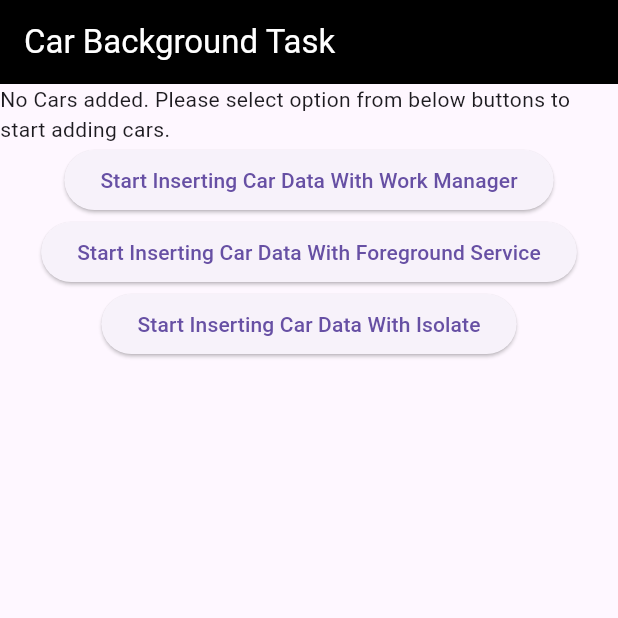
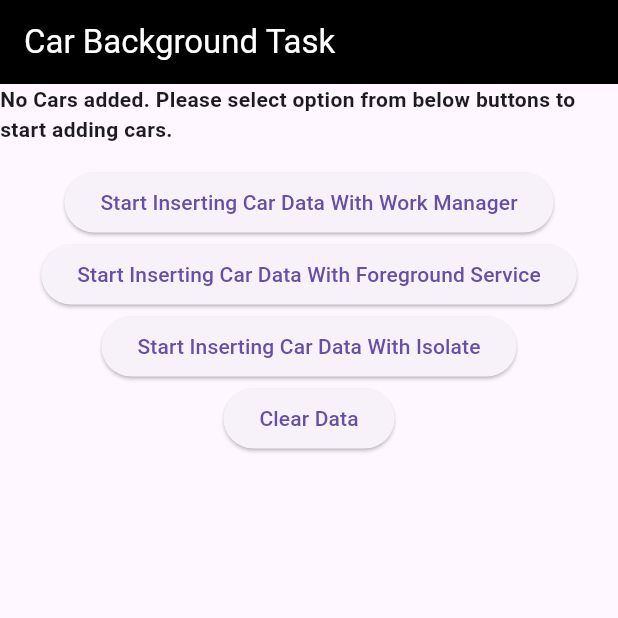
Before and after one commit to Riya-Jaggi/background_tasks, a Flutter app: the screen it shows after launch, after a tap on "Start Inserting Car Data With Foreground", on a phone screen of 412 x 824 dp, the top half of it. Run offline on Flutter 3.47's test engine with Material 3 defaults, Android fonts, the phone set to English and light mode, and no system bars; our stand-ins replace firebase_core, firebase_crashlytics, firebase_database, flutter_riverpod, permission_handler; missing offline and left inert: flutter_foreground_task, workmanager; accounts and stored records are empty.

Commit message:
Clear Records, Permission Handling Improved, Crashlytics added

```diff
--- a/lib/core/services/foreground_service.dart
+++ b/lib/core/services/foreground_service.dart
@@ -1,5 +1,6 @@
 import 'dart:async';
 import 'dart:developer';
+
 import 'package:background_tasks/data/data_sources/firebase_data_source_impl.dart';
 import 'package:background_tasks/domain/entities/car_model.dart';
 import 'package:firebase_core/firebase_core.dart';
@@ -77,13 +78,14 @@ void start() async {
   WidgetsFlutterBinding.ensureInitialized();
   await Firebase.initializeApp();
   log("Foreground Service Started");
+
 }
 
 void addDataToFireBase() async {
   FirebaseDataSourceImpl firebaseDataSourceImpl = FirebaseDataSourceImpl();
 
   CarModel carModel = CarModel(
-      modelName: "Tesla",
+      modelName: "Tesla Foreground Service",
       vehicleTag: "XYZ123",
       year: "2024",
       recordEntryDate:
--- a/lib/core/services/isolate_service.dart
+++ b/lib/core/services/isolate_service.dart
@@ -18,7 +18,7 @@ void startISolateTask() async {
 
 void isolateTask(SendPort sendPort) async {
   CarModel carModel = CarModel(
-      modelName: "Isolate",
+      modelName: "Tesla Isolate",
       vehicleTag: "ISO123",
       year: "2025",
       recordEntryDate:
--- /dev/null
+++ b/lib/core/services/permissions.dart
@@ -0,0 +1,13 @@
+import 'package:permission_handler/permission_handler.dart';
+
+class PermissionHandler {
+  Future<bool> askNotificationPermission() async {
+    var status = await Permission.notification.status;
+
+    if (!status.isGranted) {
+      await Permission.notification.request();
+    }
+
+    return await Permission.notification.status.isGranted;
+  }
+}
--- a/lib/core/services/workmanager_service.dart
+++ b/lib/core/services/workmanager_service.dart
@@ -14,10 +14,11 @@ void callbackDispatcher() {
     (taskName, inputData) async {
       WidgetsFlutterBinding.ensureInitialized();
       await Firebase.initializeApp();
+
       FirebaseDataSourceImpl firebaseDataSourceImpl = FirebaseDataSourceImpl();
 
       CarModel carModel = CarModel(
-          modelName: "Tesla",
+          modelName: "Tesla Work Manager",
           vehicleTag: "XYZ123",
           year: "2024",
           recordEntryDate:
@@ -27,7 +28,7 @@ void callbackDispatcher() {
 
       await firebaseDataSourceImpl.insertCar(carModel);
 
-  log("Inserted Data to Firebase via foreground Workmanager");
+      log("Inserted Data to Firebase via foreground Workmanager");
 
       return Future.value(true);
     },
--- a/lib/data/data_sources/firebase_data_source.dart
+++ b/lib/data/data_sources/firebase_data_source.dart
@@ -3,4 +3,5 @@ import 'package:background_tasks/domain/entities/car_model.dart';
 abstract class FirebaseDataSource {
   Future<void> insertCar(CarModel carModel);
   Stream<CarModel?> fetchLastCar();
+  Future<void> clearData();
 }
--- a/lib/data/data_sources/firebase_data_source_impl.dart
+++ b/lib/data/data_sources/firebase_data_source_impl.dart
@@ -40,4 +40,9 @@ class FirebaseDataSourceImpl implements FirebaseDataSource {
       'recordEntryTime': carModel.recordEntryTime
     });
   }
+
+  @override
+  Future<void> clearData() async {
+    await _databaseReference.remove();
+  }
 }
--- a/lib/domain/repositories/car_repo.dart
+++ b/lib/domain/repositories/car_repo.dart
@@ -3,4 +3,5 @@ import 'package:background_tasks/domain/entities/car_model.dart';
 abstract class CarRepo {
   Future<void> insertCar(CarModel carModel);
   Stream<CarModel?> fetchLastCar();
+  Future<void> clearData();
 }
--- a/lib/main.dart
+++ b/lib/main.dart
@@ -2,10 +2,10 @@ import 'package:background_tasks/core/services/workmanager_service.dart';
 import 'package:background_tasks/firebase_options.dart';
 import 'package:background_tasks/presentation/screens/car_screen.dart';
 import 'package:firebase_core/firebase_core.dart';
+import 'package:firebase_crashlytics/firebase_crashlytics.dart';
 import 'package:flutter/material.dart';
 import 'package:flutter_foreground_task/flutter_foreground_task.dart';
 import 'package:flutter_riverpod/flutter_riverpod.dart';
-import 'package:permission_handler/permission_handler.dart';
 
 
 
@@ -14,12 +14,10 @@ void main() async {
   WidgetsFlutterBinding.ensureInitialized();
   await Firebase.initializeApp(options: DefaultFirebaseOptions.currentPlatform);
 
-// Request notification permission for Android 13+
-  if (await Permission.notification.isDenied) {
-    await Permission.notification.request();
-  }
+  WorkmanagerService.initialize();
 
-  WorkmanagerService.initialize();
+  FirebaseCrashlytics.instance.recordFlutterFatalError;
+
   FlutterForegroundTask.init(
     androidNotificationOptions: AndroidNotificationOptions(
       channelId: 'car_logger_channel',
@@ -29,7 +27,7 @@ void main() async {
     ),
     iosNotificationOptions: const IOSNotificationOptions(showNotification: true,
       playSound: true,), foregroundTaskOptions: ForegroundTaskOptions(
-      eventAction: ForegroundTaskEventAction.repeat(900000),
+      eventAction: ForegroundTaskEventAction.repeat(15 * 60 * 1000),
       autoRunOnBoot: true,
       autoRunOnMyPackageReplaced: true,
       allowWakeLock: true,
--- a/lib/presentation/providers/car_notifier.dart
+++ b/lib/presentation/providers/car_notifier.dart
@@ -1,21 +1,27 @@
 import 'dart:async';
 
 import 'package:background_tasks/domain/entities/car_model.dart';
+import 'package:background_tasks/domain/usecases/clear_data_use_case.dart';
 import 'package:background_tasks/domain/usecases/fetch_last_car_use_case.dart';
 import 'package:background_tasks/domain/usecases/insert_car_use_case.dart';
 import 'package:background_tasks/presentation/providers/global_providers.dart';
 import 'package:flutter_riverpod/flutter_riverpod.dart';
 
 final carProvider = StateNotifierProvider.autoDispose<CarNotifier, CarModel?>(
-    (ref) => CarNotifier(ref.read(fetchLastCarUseCaseProvider),
-        ref.read(insertCarUseCaseProvider)));
+    (ref) => CarNotifier(
+        ref.read(fetchLastCarUseCaseProvider),
+        ref.read(insertCarUseCaseProvider),
+        ref.read(clearDataUseCaseProvider)));
 
 class CarNotifier extends StateNotifier<CarModel?> {
   final InsertCarUseCase _insertCarUseCase;
   final FetchLastCarUseCase _fetchLastCarUseCase;
+  final ClearDataUseCase _clearDataUseCase;
   StreamSubscription<CarModel?>? _subscription;
 
-  CarNotifier(this._fetchLastCarUseCase, this._insertCarUseCase) : super(null) {
+  CarNotifier(
+      this._fetchLastCarUseCase, this._insertCarUseCase, this._clearDataUseCase)
+      : super(null) {
     _listemForUpdates();
   }
 
@@ -23,10 +29,13 @@ class CarNotifier extends StateNotifier<CarModel?> {
     await _insertCarUseCase(carModel);
   }
 
-
   void _listemForUpdates() {
     _subscription = _fetchLastCarUseCase().listen((data) {
       state = data;
     });
   }
+
+  void clearData() async {
+    await _clearDataUseCase();
+  }
 }
--- a/lib/presentation/providers/global_providers.dart
+++ b/lib/presentation/providers/global_providers.dart
@@ -2,6 +2,7 @@ import 'package:background_tasks/data/data_sources/firebase_data_source.dart';
 import 'package:background_tasks/data/data_sources/firebase_data_source_impl.dart';
 import 'package:background_tasks/data/repositories_impl/car_repo_impl.dart';
 import 'package:background_tasks/domain/repositories/car_repo.dart';
+import 'package:background_tasks/domain/usecases/clear_data_use_case.dart';
 import 'package:background_tasks/domain/usecases/fetch_last_car_use_case.dart';
 import 'package:background_tasks/domain/usecases/insert_car_use_case.dart';
 import 'package:flutter_riverpod/flutter_riverpod.dart';
@@ -27,3 +28,9 @@ final fetchLastCarUseCaseProvider =
     Provider.autoDispose<FetchLastCarUseCase>((ref) {
   return FetchLastCarUseCase(ref.read(carRepoProvider));
 });
+
+// Clear data use case provider
+final clearDataUseCaseProvider =
+    Provider.autoDispose<ClearDataUseCase>((ref) {
+  return ClearDataUseCase(ref.read(carRepoProvider));
+});
--- a/lib/presentation/screens/car_screen.dart
+++ b/lib/presentation/screens/car_screen.dart
@@ -1,5 +1,6 @@
 import 'package:background_tasks/core/services/foreground_service.dart';
 import 'package:background_tasks/core/services/isolate_service.dart';
+import 'package:background_tasks/core/services/permissions.dart';
 import 'package:background_tasks/core/services/workmanager_service.dart';
 import 'package:background_tasks/presentation/providers/car_notifier.dart';
 import 'package:flutter/material.dart';
@@ -23,18 +24,36 @@ class CarScreen extends ConsumerWidget {
         children: [
           Consumer(builder: (context, ref, child) {
             final carState = ref.watch(carProvider);
-            return Text(carState == null
-                ? "No Cars added. Please select option from below buttons to start adding cars."
-                : "Last Car : ${carState.modelName}, ${carState.vehicleTag} manufactured in ${carState.year}. \nRecord added in database on ${carState.recordEntryDate} at ${carState.recordEntryTime}.");
+            return Text(
+              carState == null
+                  ? "No Cars added. Please select option from below buttons to start adding cars."
+                  : "Model : ${carState.modelName},\nTag : ${carState.vehicleTag}\nManufacturing Yeaar : ${carState.year}.\nRecord added in database : ${carState.recordEntryDate}\n Record entry time : ${carState.recordEntryTime}",
+              style: const TextStyle(fontWeight: FontWeight.bold),
+            );
           }),
+          const SizedBox(
+            height: 15,
+          ),
           ElevatedButton(
-              onPressed: () {
-                WorkmanagerService.scheduleTask();
+              onPressed: () async {
+                bool status =
+                    await PermissionHandler().askNotificationPermission();
+                if (status == true) {
+                  WorkmanagerService.scheduleTask();
+                } else {
+                  displaySnackBar(context);
+                }
               },
               child: const Text("Start Inserting Car Data With Work Manager")),
           ElevatedButton(
-              onPressed: () {
-                startForegroundService();
+              onPressed: () async {
+                bool status =
+                    await PermissionHandler().askNotificationPermission();
+                if (status == true) {
+                  startForegroundService();
+                } else {
+                  displaySnackBar(context);
+                }
               },
               child: const Text(
                   "Start Inserting Car Data With Foreground Service")),
@@ -42,9 +61,20 @@ class CarScreen extends ConsumerWidget {
               onPressed: () {
                 startISolateTask();
               },
-              child: const Text("Start Inserting Car Data With Isolate"))
+              child: const Text("Start Inserting Car Data With Isolate")),
+          ElevatedButton(
+              onPressed: () {
+                ref.read(carProvider.notifier).clearData();
+              },
+              child: const Text("Clear Data"))
         ],
       )),
     );
   }
+
+  void displaySnackBar(BuildContext context) {
+    ScaffoldMessenger.of(context).showSnackBar(const SnackBar(
+      content: Text("Please grant notification permission"),
+    ));
+  }
 }
--- a/pubspec.yaml
+++ b/pubspec.yaml
@@ -45,6 +45,7 @@ dependencies:
   flutter_foreground_task: ^8.17.0
   flutter_riverpod: ^2.6.1
   permission_handler: ^11.3.1
+  firebase_crashlytics: ^4.3.3
 
 
 
```
Also changed, not shown: lib/data/repositories_impl/car_repo_impl.dart (+6 -1 lines), lib/domain/usecases/clear_data_use_case.dart (added, +11 -0 lines), 3 other files.
